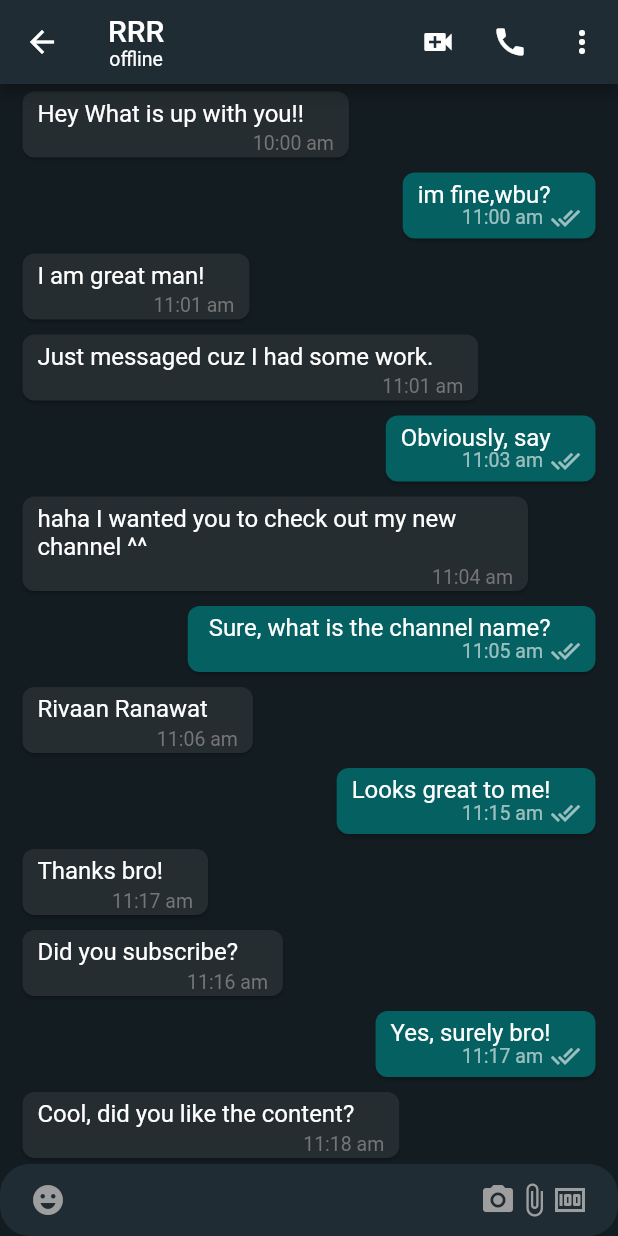
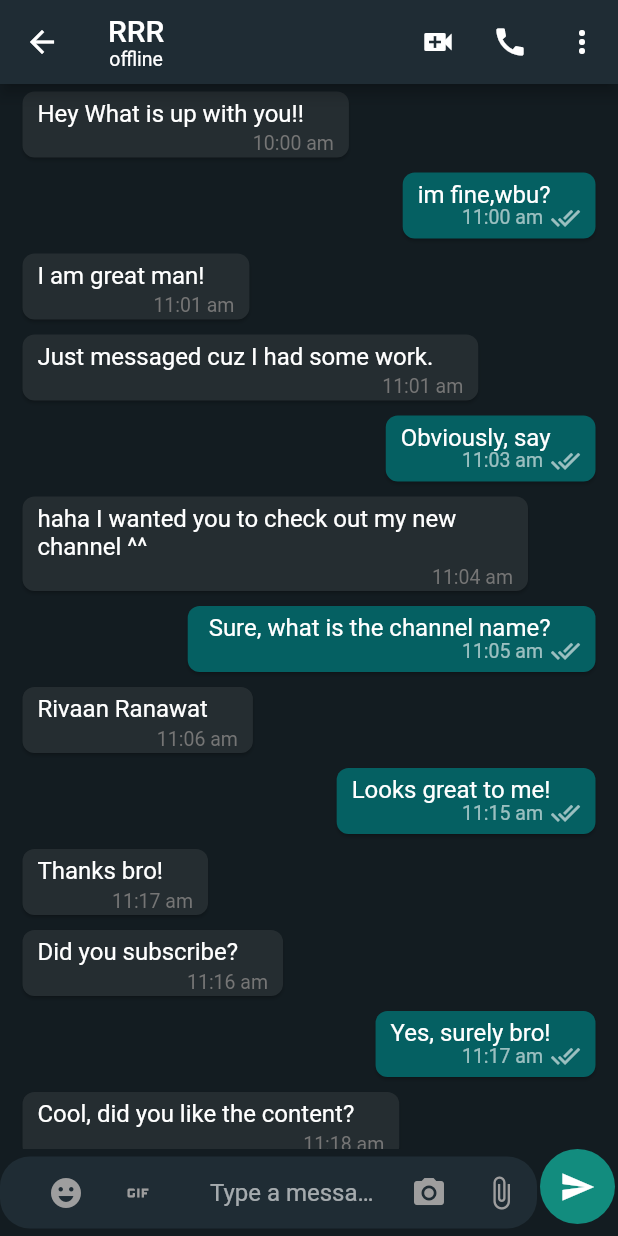
Before and after one commit to mrizwanshaheen/ShaheenChatsProject, a Flutter app: the MobileChatScreen screen opened directly, on a phone screen of 412 x 824 dp. Run offline on Flutter 3.47's test engine with Material 2 defaults, Android fonts, the phone set to English and light mode, and no system bars; our stand-ins replace cloud_firestore, country_picker, firebase_auth, firebase_core, firebase_storage, flutter_contacts and 2 more; accounts and stored records are empty.

Commit message:
bottom chat feild ka structure tayyar ho gaha ha video 3:43

```diff
--- a/lib/screens/mobile_chat_screen.dart
+++ b/lib/features/chat/screens/mobile_chat_screen.dart
@@ -5,6 +5,7 @@ import 'package:flutter_riverpod/flutter_riverpod.dart';
 import 'package:whatsapp_ui/colors.dart';
 import 'package:whatsapp_ui/common/widgets/loader.dart';
 import 'package:whatsapp_ui/features/auth/controller/auth_controller.dart';
+import 'package:whatsapp_ui/features/chat/widgets/bottom_chat_field.dart';
 import 'package:whatsapp_ui/models/user_model.dart';
 import 'package:whatsapp_ui/widgets/chat_list.dart';
 
@@ -64,36 +65,7 @@ class MobileChatScreen extends ConsumerWidget {
           const Expanded(
             child: ChatList(),
           ),
-          TextField(
-            decoration: InputDecoration(
-              filled: true,
-              fillColor: mobileChatBoxColor,
-              prefixIcon: const Padding(
-                padding: EdgeInsets.symmetric(horizontal: 20.0),
-                child: Icon(Icons.emoji_emotions, color: Colors.grey,),
-              ),
-              suffixIcon: Padding(
-                padding: const EdgeInsets.symmetric(horizontal: 20.0),
-                child: Row(
-                  mainAxisAlignment: MainAxisAlignment.end,
-                  children: const [
-                    Icon(Icons.camera_alt, color: Colors.grey,),
-                    Icon(Icons.attach_file, color: Colors.grey,),
-                    Icon(Icons.money, color: Colors.grey,),
-                  ],
-                ),
-              ),
-              hintText: 'Type a message!',
-              border: OutlineInputBorder(
-                borderRadius: BorderRadius.circular(20.0),
-                borderSide: const BorderSide(
-                  width: 0,
-                  style: BorderStyle.none,
-                ),
-              ),
-              contentPadding: const EdgeInsets.all(10),
-            ),
-          ),
+          BottomChatField(),
         ],
       ),
     );
--- /dev/null
+++ b/lib/features/chat/widgets/bottom_chat_field.dart
@@ -0,0 +1,99 @@
+import 'package:flutter/material.dart';
+import 'package:whatsapp_ui/colors.dart';
+
+class BottomChatField extends StatelessWidget {
+  const BottomChatField({
+    Key? key,
+  }) : super(key: key);
+
+  @override
+  Widget build(BuildContext context) {
+    return Row(
+      children: [
+        Expanded(
+          child: TextField(
+            decoration: InputDecoration(
+              filled: true,
+              fillColor: mobileChatBoxColor,
+              prefixIcon: Padding(
+                    padding: const EdgeInsets.symmetric(horizontal: 20.0),
+                    child: SizedBox(
+                      width: 100,
+                      child: Row(
+                        children: [
+                          IconButton(
+                            onPressed: () {
+                            },
+                            // onPressed: toggleEmojiKeyboardContainer,
+                            icon: const Icon(
+                              Icons.emoji_emotions,
+                              color: Colors.grey,
+                            ),
+                          ),
+                          IconButton(
+                            onPressed: () {
+                            },
+                            // onPressed: selectGIF,
+                            icon: const Icon(
+                              Icons.gif,
+                              color: Colors.grey,
+                            ),
+                          ),
+                        ],
+                      ),
+                    ),
+                  ),
+              suffixIcon: SizedBox(
+                    width: 100,
+                    child: Row(
+                      mainAxisAlignment: MainAxisAlignment.end,
+                      children: [
+                        IconButton(
+                          onPressed: () {
+                          },
+                          // onPressed: selectImage,
+                          icon: const Icon(
+                            Icons.camera_alt,
+                            color: Colors.grey,
+                          ),
+                        ),
+                        IconButton(
+                          onPressed: () {
+                          },
+                          // onPressed: selectVideo,
+                          icon: const Icon(
+                            Icons.attach_file,
+                            color: Colors.grey,
+                          ),
+                        ),
+                      ],
+                    ),
+                  ),
+              hintText: 'Type a message!',
+              border: OutlineInputBorder(
+                borderRadius: BorderRadius.circular(20.0),
+                borderSide: const BorderSide(
+                  width: 0,
+                  style: BorderStyle.none,
+                ),
+              ),
+              contentPadding: const EdgeInsets.all(10),
+            ),
+          ),
+        ),
+        Padding(
+          padding: const EdgeInsets.only(
+            bottom: 8,
+            right: 2,
+            left: 2,
+          ),
+          child: CircleAvatar(
+            backgroundColor: const Color(0xFF128C7E),
+            radius: 25,
+            child: Icon(Icons.send, color: Colors.white,),
+          ),
+        ),
+      ],
+    );
+  }
+}
--- a/lib/features/select_contacts/repository/select_contact_repository.dart
+++ b/lib/features/select_contacts/repository/select_contact_repository.dart
@@ -4,7 +4,7 @@ import 'package:flutter_contacts/flutter_contacts.dart';
 import 'package:flutter_riverpod/flutter_riverpod.dart';
 import 'package:whatsapp_ui/common/utils/utils.dart';
 import 'package:whatsapp_ui/models/user_model.dart';
-import 'package:whatsapp_ui/screens/mobile_chat_screen.dart';
+import 'package:whatsapp_ui/features/chat/screens/mobile_chat_screen.dart';
 
 final selectContactsRepositoryProvider = Provider(
   (ref) => SelectContactRepository(
--- a/lib/router.dart
+++ b/lib/router.dart
@@ -5,7 +5,7 @@ import 'package:whatsapp_ui/common/widgets/error.dart';
 import 'package:whatsapp_ui/features/auth/screens/login_screen.dart';
 import 'package:whatsapp_ui/features/auth/screens/otp_screen.dart';
 import 'package:whatsapp_ui/features/select_contacts/screens/select_contacts_screen.dart';
-import 'package:whatsapp_ui/screens/mobile_chat_screen.dart';
+import 'package:whatsapp_ui/features/chat/screens/mobile_chat_screen.dart';
 
 import 'features/auth/screens/user_information_screen.dart';
 // import 'package:whatsapp_ui/features/group/screens/create_group_screen.dart';
--- a/lib/widgets/contacts_list.dart
+++ b/lib/widgets/contacts_list.dart
@@ -1,7 +1,7 @@
 import 'package:flutter/material.dart';
 import 'package:whatsapp_ui/colors.dart';
 import 'package:whatsapp_ui/info.dart';
-import 'package:whatsapp_ui/screens/mobile_chat_screen.dart';
+import 'package:whatsapp_ui/features/chat/screens/mobile_chat_screen.dart';
 
 class ContactsList extends StatelessWidget {
   const ContactsList({Key? key}) : super(key: key);
```
